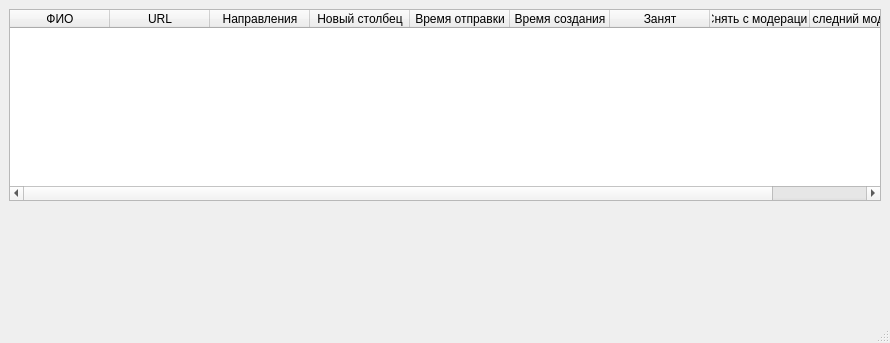
First picture: the form in notification/client/main_window.ui, repository GerasimovRM/priem, before the edit.
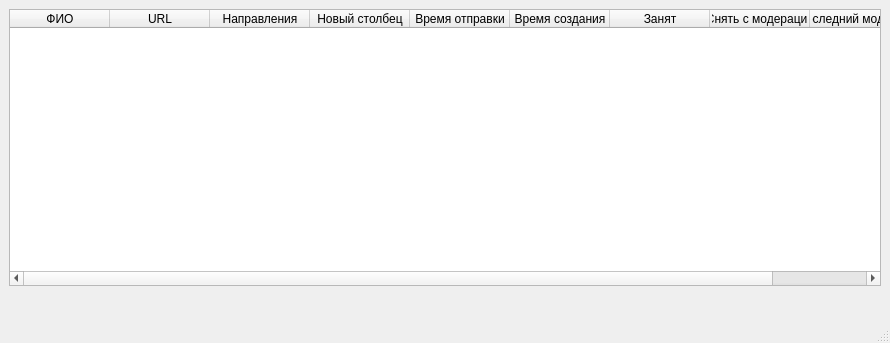
Second picture: the form after the edit.

Diff of the .ui file:
```diff
--- a/notification/client/main_window.ui
+++ b/notification/client/main_window.ui
@@ -72,19 +72,6 @@
         </column>
        </widget>
       </item>
-      <item>
-       <spacer name="verticalSpacer">
-        <property name="orientation">
-         <enum>Qt::Vertical</enum>
-        </property>
-        <property name="sizeHint" stdset="0">
-         <size>
-          <width>20</width>
-          <height>40</height>
-         </size>
-        </property>
-       </spacer>
-      </item>
       <item>
        <layout class="QHBoxLayout" name="horizontalLayout_2">
         <item>
```
